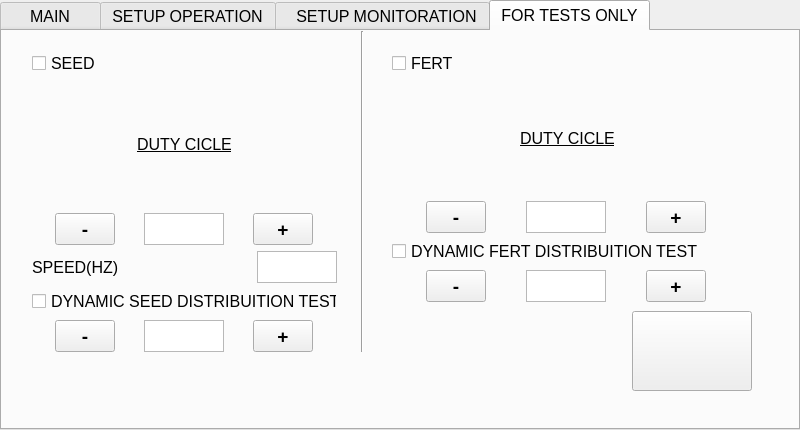
LabDig/SemeaPy5, file SourceCode/seeder_ui.ui: the form before one commit.
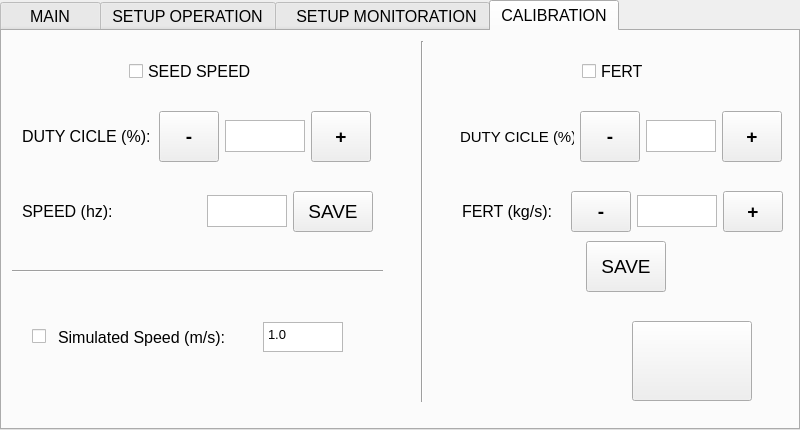
The form after the commit. The open tabs and pages were chosen to show the change. Icons and pictures are not drawn.

```diff
--- a/SourceCode/seeder_ui.ui
+++ b/SourceCode/seeder_ui.ui
@@ -1914,69 +1914,6 @@
      </item>
     </layout>
    </widget>
-   <widget class="QWidget" name="layoutWidget_12">
-    <property name="geometry">
-     <rect>
-      <x>90</x>
-      <y>310</y>
-      <width>311</width>
-      <height>32</height>
-     </rect>
-    </property>
-    <layout class="QHBoxLayout" name="horizontalLayout_24">
-     <item>
-      <widget class="QCheckBox" name="cb_motion_simulate">
-       <property name="maximumSize">
-        <size>
-         <width>20</width>
-         <height>16777215</height>
-        </size>
-       </property>
-       <property name="font">
-        <font>
-         <pointsize>12</pointsize>
-        </font>
-       </property>
-       <property name="text">
-        <string/>
-       </property>
-      </widget>
-     </item>
-     <item>
-      <widget class="QLabel" name="label_24">
-       <property name="font">
-        <font>
-         <pointsize>12</pointsize>
-         <weight>50</weight>
-         <italic>false</italic>
-         <bold>false</bold>
-        </font>
-       </property>
-       <property name="text">
-        <string>Simulated Speed (m/s):</string>
-       </property>
-      </widget>
-     </item>
-     <item>
-      <widget class="QPlainTextEdit" name="ql_sim_speed_2">
-       <property name="maximumSize">
-        <size>
-         <width>80</width>
-         <height>30</height>
-        </size>
-       </property>
-       <property name="font">
-        <font>
-         <pointsize>10</pointsize>
-        </font>
-       </property>
-       <property name="plainText">
-        <string>1.0</string>
-       </property>
-      </widget>
-     </item>
-    </layout>
-   </widget>
    <widget class="Line" name="line_4">
     <property name="geometry">
      <rect>
@@ -1990,19 +1927,6 @@
      <enum>Qt::Horizontal</enum>
     </property>
    </widget>
-   <widget class="Line" name="line_5">
-    <property name="geometry">
-     <rect>
-      <x>20</x>
-      <y>290</y>
-      <width>461</width>
-      <height>21</height>
-     </rect>
-    </property>
-    <property name="orientation">
-     <enum>Qt::Horizontal</enum>
-    </property>
-   </widget>
    <widget class="QPushButton" name="bt_st_id">
     <property name="geometry">
      <rect>
@@ -2038,26 +1962,13 @@
   </widget>
   <widget class="QWidget" name="tab">
    <attribute name="title">
-    <string>FOR TESTS ONLY</string>
+    <string>CALIBRATION</string>
    </attribute>
-   <widget class="Line" name="line_10">
-    <property name="geometry">
-     <rect>
-      <x>330</x>
-      <y>0</y>
-      <width>61</width>
-      <height>321</height>
-     </rect>
-    </property>
-    <property name="orientation">
-     <enum>Qt::Vertical</enum>
-    </property>
-   </widget>
    <widget class="QPushButton" name="bt_back_conf_2">
     <property name="geometry">
      <rect>
       <x>630</x>
-      <y>280</y>
+      <y>290</y>
       <width>120</width>
       <height>80</height>
      </rect>
@@ -2093,30 +2004,142 @@
      </size>
     </property>
    </widget>
-   <widget class="QWidget" name="layoutWidget">
+   <widget class="Line" name="line_5">
     <property name="geometry">
      <rect>
-      <x>390</x>
+      <x>10</x>
+      <y>230</y>
+      <width>371</width>
+      <height>21</height>
+     </rect>
+    </property>
+    <property name="orientation">
+     <enum>Qt::Horizontal</enum>
+    </property>
+   </widget>
+   <widget class="QWidget" name="layoutWidget_12">
+    <property name="geometry">
+     <rect>
+      <x>30</x>
+      <y>290</y>
+      <width>311</width>
+      <height>32</height>
+     </rect>
+    </property>
+    <layout class="QHBoxLayout" name="horizontalLayout_24">
+     <item>
+      <widget class="QCheckBox" name="cb_motion_simulate">
+       <property name="maximumSize">
+        <size>
+         <width>20</width>
+         <height>16777215</height>
+        </size>
+       </property>
+       <property name="font">
+        <font>
+         <pointsize>12</pointsize>
+        </font>
+       </property>
+       <property name="text">
+        <string/>
+       </property>
+      </widget>
+     </item>
+     <item>
+      <widget class="QLabel" name="label_24">
+       <property name="font">
+        <font>
+         <pointsize>12</pointsize>
+         <weight>50</weight>
+         <italic>false</italic>
+         <bold>false</bold>
+        </font>
+       </property>
+       <property name="text">
+        <string>Simulated Speed (m/s):</string>
+       </property>
+      </widget>
+     </item>
+     <item>
+      <widget class="QPlainTextEdit" name="ql_sim_speed">
+       <property name="maximumSize">
+        <size>
+         <width>80</width>
+         <height>30</height>
+        </size>
+       </property>
+       <property name="font">
+        <font>
+         <pointsize>10</pointsize>
+        </font>
+       </property>
+       <property name="plainText">
+        <string>1.0</string>
+       </property>
+      </widget>
+     </item>
+    </layout>
+   </widget>
+   <widget class="QWidget" name="layoutWidget_3">
+    <property name="geometry">
+     <rect>
+      <x>20</x>
       <y>20</y>
-      <width>351</width>
-      <height>251</height>
+      <width>341</width>
+      <height>41</height>
      </rect>
     </property>
-    <layout class="QVBoxLayout" name="verticalLayout_6">
+    <layout class="QHBoxLayout" name="horizontalLayout_25">
      <item>
-      <widget class="QCheckBox" name="cb_speed_fert">
+      <spacer name="horizontalSpacer_19">
+       <property name="orientation">
+        <enum>Qt::Horizontal</enum>
+       </property>
+       <property name="sizeHint" stdset="0">
+        <size>
+         <width>104</width>
+         <height>36</height>
+        </size>
+       </property>
+      </spacer>
+     </item>
+     <item>
+      <widget class="QCheckBox" name="cb_speed_cal">
        <property name="font">
         <font>
          <pointsize>12</pointsize>
         </font>
        </property>
        <property name="text">
-        <string>FERT </string>
+        <string>SEED SPEED</string>
        </property>
       </widget>
      </item>
      <item>
-      <layout class="QVBoxLayout" name="verticalLayout_7">
+      <spacer name="horizontalSpacer_20">
+       <property name="orientation">
+        <enum>Qt::Horizontal</enum>
+       </property>
+       <property name="sizeHint" stdset="0">
+        <size>
+         <width>40</width>
+         <height>20</height>
+        </size>
+       </property>
+      </spacer>
+     </item>
+    </layout>
+   </widget>
+   <widget class="QWidget" name="layoutWidget_6">
+    <property name="geometry">
+     <rect>
+      <x>20</x>
+      <y>80</y>
+      <width>349</width>
+      <height>51</height>
+     </rect>
+    </property>
+    <layout class="QHBoxLayout" name="horizontalLayout_26">
        <item>
         <widget class="QLabel" name="label_48">
          <property name="font">
@@ -2125,12 +2148,154 @@
           </font>
          </property>
          <property name="text">
-          <string>&lt;html&gt;&lt;head/&gt;&lt;body&gt;&lt;p align=&quot;center&quot;&gt;&lt;span style=&quot; text-decoration: underline;&quot;&gt;DUTY CICLE&lt;/span&gt;&lt;/p&gt;&lt;/body&gt;&lt;/html&gt;</string>
+        <string>DUTY CICLE (%):</string>
          </property>
         </widget>
        </item>
        <item>
+      <widget class="QPushButton" name="m_dt_seed_2">
+       <property name="maximumSize">
+        <size>
+         <width>60</width>
+         <height>60</height>
+        </size>
+       </property>
+       <property name="font">
+        <font>
+         <pointsize>14</pointsize>
+         <weight>75</weight>
+         <bold>true</bold>
+        </font>
+       </property>
+       <property name="text">
+        <string>-</string>
+       </property>
+      </widget>
+     </item>
+     <item>
+      <widget class="QPlainTextEdit" name="ql_dt_speed_3">
+       <property name="maximumSize">
+        <size>
+         <width>80</width>
+         <height>32</height>
+        </size>
+       </property>
+       <property name="font">
+        <font>
+         <pointsize>10</pointsize>
+        </font>
+       </property>
+       <property name="plainText">
+        <string/>
+       </property>
+      </widget>
+     </item>
+     <item>
+      <widget class="QPushButton" name="p_dt_seed_2">
+       <property name="maximumSize">
+        <size>
+         <width>60</width>
+         <height>60</height>
+        </size>
+       </property>
+       <property name="font">
+        <font>
+         <pointsize>14</pointsize>
+         <weight>75</weight>
+         <bold>true</bold>
+        </font>
+       </property>
+       <property name="text">
+        <string>+</string>
+       </property>
+      </widget>
+     </item>
+    </layout>
+   </widget>
+   <widget class="QWidget" name="layoutWidget_10">
+    <property name="geometry">
+     <rect>
+      <x>20</x>
+      <y>160</y>
+      <width>351</width>
+      <height>41</height>
+     </rect>
+    </property>
+    <layout class="QHBoxLayout" name="horizontalLayout">
+     <item>
+      <widget class="QLabel" name="label_46">
+       <property name="font">
+        <font>
+         <pointsize>12</pointsize>
+        </font>
+       </property>
+       <property name="text">
+        <string>SPEED (hz):</string>
+       </property>
+      </widget>
+     </item>
+     <item>
+      <widget class="QPlainTextEdit" name="ql_dt_speed_2">
+       <property name="maximumSize">
+        <size>
+         <width>80</width>
+         <height>32</height>
+        </size>
+       </property>
+       <property name="font">
+        <font>
+         <pointsize>10</pointsize>
+        </font>
+       </property>
+       <property name="plainText">
+        <string/>
+       </property>
+      </widget>
+     </item>
+     <item>
+      <widget class="QPushButton" name="save_cal_seed">
+       <property name="maximumSize">
+        <size>
+         <width>80</width>
+         <height>60</height>
+        </size>
+       </property>
+       <property name="font">
+        <font>
+         <pointsize>14</pointsize>
+         <weight>50</weight>
+         <bold>false</bold>
+        </font>
+       </property>
+       <property name="text">
+        <string>SAVE</string>
+       </property>
+      </widget>
+     </item>
+    </layout>
+   </widget>
+   <widget class="QWidget" name="layoutWidget_11">
+    <property name="geometry">
+     <rect>
+      <x>458</x>
+      <y>80</y>
+      <width>322</width>
+      <height>51</height>
+     </rect>
+    </property>
         <layout class="QHBoxLayout" name="horizontalLayout_21">
+     <item>
+      <widget class="QLabel" name="label_50">
+       <property name="font">
+        <font>
+         <pointsize>11</pointsize>
+        </font>
+       </property>
+       <property name="text">
+        <string>DUTY CICLE (%):</string>
+       </property>
+      </widget>
+     </item>
          <item>
           <widget class="QPushButton" name="m_dt_fert">
            <property name="maximumSize">
@@ -2190,235 +2355,31 @@
           </widget>
          </item>
         </layout>
-       </item>
-      </layout>
-     </item>
-     <item>
-      <widget class="QCheckBox" name="cb_dyn_fert">
-       <property name="font">
-        <font>
-         <pointsize>12</pointsize>
-        </font>
-       </property>
-       <property name="text">
-        <string>DYNAMIC FERT DISTRIBUITION TEST</string>
-       </property>
-      </widget>
-     </item>
-     <item>
-      <layout class="QHBoxLayout" name="horizontalLayout_23">
-       <item>
-        <widget class="QPushButton" name="m_dyn_fert">
-         <property name="maximumSize">
-          <size>
-           <width>60</width>
-           <height>60</height>
-          </size>
-         </property>
-         <property name="font">
-          <font>
-           <pointsize>14</pointsize>
-           <weight>75</weight>
-           <bold>true</bold>
-          </font>
-         </property>
-         <property name="text">
-          <string>-</string>
-         </property>
-        </widget>
-       </item>
-       <item>
-        <widget class="QPlainTextEdit" name="ql_dyn_fert">
-         <property name="maximumSize">
-          <size>
-           <width>80</width>
-           <height>32</height>
-          </size>
-         </property>
-         <property name="font">
-          <font>
-           <pointsize>10</pointsize>
-          </font>
-         </property>
-         <property name="plainText">
-          <string/>
-         </property>
-        </widget>
-       </item>
-       <item>
-        <widget class="QPushButton" name="p_dyn_fert">
-         <property name="maximumSize">
-          <size>
-           <width>60</width>
-           <height>60</height>
-          </size>
-         </property>
-         <property name="font">
-          <font>
-           <pointsize>14</pointsize>
-           <weight>75</weight>
-           <bold>true</bold>
-          </font>
-         </property>
-         <property name="text">
-          <string>+</string>
-         </property>
-        </widget>
-       </item>
-      </layout>
-     </item>
-    </layout>
-   </widget>
-   <widget class="QWidget" name="layoutWidget">
+   </widget>
+   <widget class="QWidget" name="layoutWidget_13">
     <property name="geometry">
      <rect>
-      <x>30</x>
-      <y>20</y>
-      <width>305</width>
-      <height>301</height>
+      <x>460</x>
+      <y>160</y>
+      <width>321</width>
+      <height>41</height>
      </rect>
     </property>
-    <layout class="QVBoxLayout" name="verticalLayout_5">
-     <item>
-      <widget class="QCheckBox" name="cb_speed_cal">
-       <property name="font">
-        <font>
-         <pointsize>12</pointsize>
-        </font>
-       </property>
-       <property name="text">
-        <string>SEED</string>
-       </property>
-      </widget>
-     </item>
-     <item>
-      <layout class="QVBoxLayout" name="verticalLayout_4">
-       <item>
-        <widget class="QLabel" name="label_45">
-         <property name="font">
-          <font>
-           <pointsize>12</pointsize>
-          </font>
-         </property>
-         <property name="text">
-          <string>&lt;html&gt;&lt;head/&gt;&lt;body&gt;&lt;p align=&quot;center&quot;&gt;&lt;span style=&quot; text-decoration: underline;&quot;&gt;DUTY CICLE&lt;/span&gt;&lt;/p&gt;&lt;/body&gt;&lt;/html&gt;</string>
-         </property>
-        </widget>
-       </item>
-       <item>
-        <layout class="QHBoxLayout" name="horizontalLayout_20">
-         <item>
-          <widget class="QPushButton" name="m_dt_seed">
-           <property name="maximumSize">
-            <size>
-             <width>60</width>
-             <height>60</height>
-            </size>
-           </property>
-           <property name="font">
-            <font>
-             <pointsize>14</pointsize>
-             <weight>75</weight>
-             <bold>true</bold>
-            </font>
-           </property>
-           <property name="text">
-            <string>-</string>
-           </property>
-          </widget>
-         </item>
-         <item>
-          <widget class="QPlainTextEdit" name="ql_dt_speed">
-           <property name="maximumSize">
-            <size>
-             <width>80</width>
-             <height>32</height>
-            </size>
-           </property>
-           <property name="font">
-            <font>
-             <pointsize>10</pointsize>
-            </font>
-           </property>
-           <property name="plainText">
-            <string/>
-           </property>
-          </widget>
-         </item>
-         <item>
-          <widget class="QPushButton" name="p_dt_seed">
-           <property name="maximumSize">
-            <size>
-             <width>60</width>
-             <height>60</height>
-            </size>
-           </property>
-           <property name="font">
-            <font>
-             <pointsize>14</pointsize>
-             <weight>75</weight>
-             <bold>true</bold>
-            </font>
-           </property>
-           <property name="text">
-            <string>+</string>
-           </property>
-          </widget>
-         </item>
-        </layout>
-       </item>
-      </layout>
-     </item>
-     <item>
-      <layout class="QHBoxLayout" name="horizontalLayout">
-       <item>
-        <widget class="QLabel" name="label_46">
-         <property name="font">
-          <font>
-           <pointsize>12</pointsize>
-          </font>
-         </property>
-         <property name="text">
-          <string>SPEED(HZ)</string>
-         </property>
-        </widget>
-       </item>
-       <item>
-        <widget class="QPlainTextEdit" name="ql_speed_seed">
-         <property name="maximumSize">
-          <size>
-           <width>80</width>
-           <height>32</height>
-          </size>
-         </property>
-         <property name="font">
-          <font>
-           <pointsize>10</pointsize>
-          </font>
-         </property>
-         <property name="plainText">
-          <string/>
-         </property>
-        </widget>
-       </item>
-      </layout>
-     </item>
-     <item>
-      <widget class="QCheckBox" name="cb_dyn_seed">
-       <property name="font">
-        <font>
-         <pointsize>12</pointsize>
-        </font>
-       </property>
-       <property name="text">
-        <string>DYNAMIC SEED DISTRIBUITION TEST</string>
-       </property>
-      </widget>
-     </item>
-     <item>
       <layout class="QHBoxLayout" name="horizontalLayout_22">
        <item>
-        <widget class="QPushButton" name="m_dyn_seed">
+      <widget class="QLabel" name="label_51">
+       <property name="font">
+        <font>
+         <pointsize>12</pointsize>
+        </font>
+       </property>
+       <property name="text">
+        <string>FERT (kg/s):</string>
+       </property>
+      </widget>
+     </item>
+     <item>
+      <widget class="QPushButton" name="m_fert_cal">
          <property name="maximumSize">
           <size>
            <width>60</width>
@@ -2476,6 +2437,125 @@
         </widget>
        </item>
       </layout>
+   </widget>
+   <widget class="QWidget" name="layoutWidget_14">
+    <property name="geometry">
+     <rect>
+      <x>468</x>
+      <y>210</y>
+      <width>311</width>
+      <height>51</height>
+     </rect>
+    </property>
+    <layout class="QHBoxLayout" name="horizontalLayout_23">
+     <item>
+      <spacer name="horizontalSpacer_17">
+       <property name="orientation">
+        <enum>Qt::Horizontal</enum>
+       </property>
+       <property name="sizeHint" stdset="0">
+        <size>
+         <width>40</width>
+         <height>20</height>
+        </size>
+       </property>
+      </spacer>
+     </item>
+     <item>
+      <widget class="QPushButton" name="save_cal_fert">
+       <property name="maximumSize">
+        <size>
+         <width>80</width>
+         <height>60</height>
+        </size>
+       </property>
+       <property name="font">
+        <font>
+         <pointsize>14</pointsize>
+         <weight>50</weight>
+         <bold>false</bold>
+        </font>
+       </property>
+       <property name="text">
+        <string>SAVE</string>
+       </property>
+      </widget>
+     </item>
+     <item>
+      <spacer name="horizontalSpacer_18">
+       <property name="orientation">
+        <enum>Qt::Horizontal</enum>
+       </property>
+       <property name="sizeHint" stdset="0">
+        <size>
+         <width>40</width>
+         <height>20</height>
+        </size>
+       </property>
+      </spacer>
+     </item>
+    </layout>
+   </widget>
+   <widget class="Line" name="line_10">
+    <property name="geometry">
+     <rect>
+      <x>400</x>
+      <y>10</y>
+      <width>41</width>
+      <height>361</height>
+     </rect>
+    </property>
+    <property name="orientation">
+     <enum>Qt::Vertical</enum>
+    </property>
+   </widget>
+   <widget class="QWidget" name="">
+    <property name="geometry">
+     <rect>
+      <x>460</x>
+      <y>20</y>
+      <width>311</width>
+      <height>41</height>
+     </rect>
+    </property>
+    <layout class="QHBoxLayout" name="horizontalLayout_27">
+     <item>
+      <spacer name="horizontalSpacer_21">
+       <property name="orientation">
+        <enum>Qt::Horizontal</enum>
+       </property>
+       <property name="sizeHint" stdset="0">
+        <size>
+         <width>104</width>
+         <height>36</height>
+        </size>
+       </property>
+      </spacer>
+     </item>
+     <item>
+      <widget class="QCheckBox" name="cb_speed_fert">
+       <property name="font">
+        <font>
+         <pointsize>12</pointsize>
+        </font>
+       </property>
+       <property name="text">
+        <string>FERT </string>
+       </property>
+      </widget>
+     </item>
+     <item>
+      <spacer name="horizontalSpacer_22">
+       <property name="orientation">
+        <enum>Qt::Horizontal</enum>
+       </property>
+       <property name="sizeHint" stdset="0">
+        <size>
+         <width>40</width>
+         <height>20</height>
+        </size>
+       </property>
+      </spacer>
      </item>
     </layout>
    </widget>
```
Left out of the diff: 8 changed lines with no effect on the pictures. Lines whose indentation alone changed are shown as unchanged.
